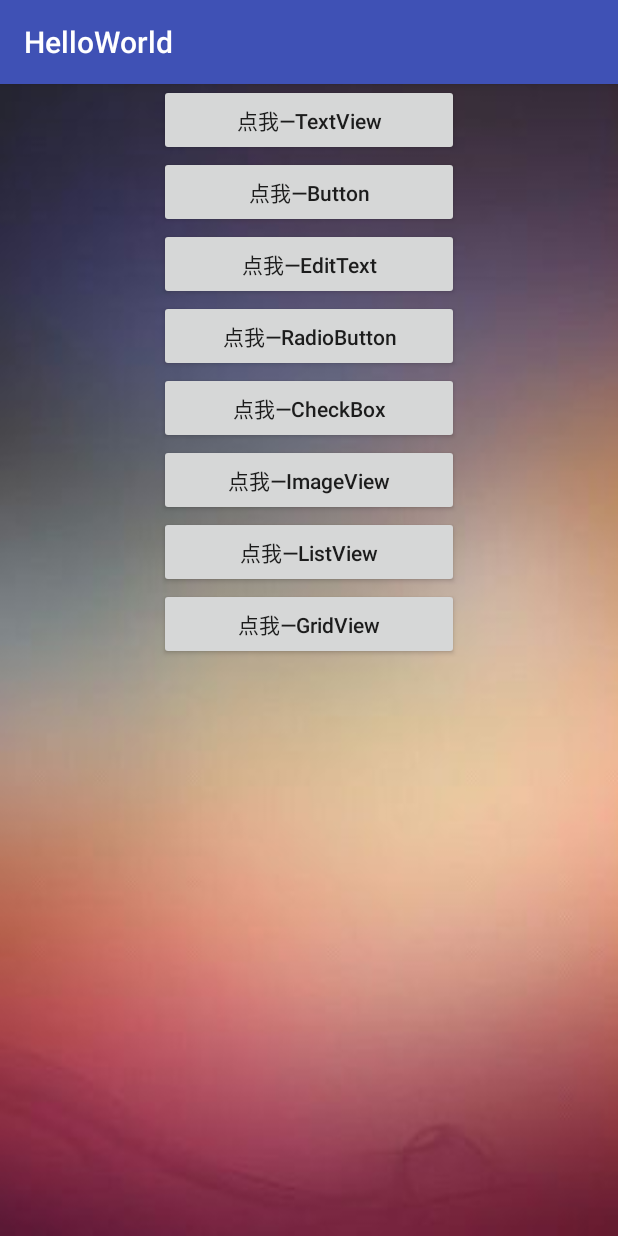
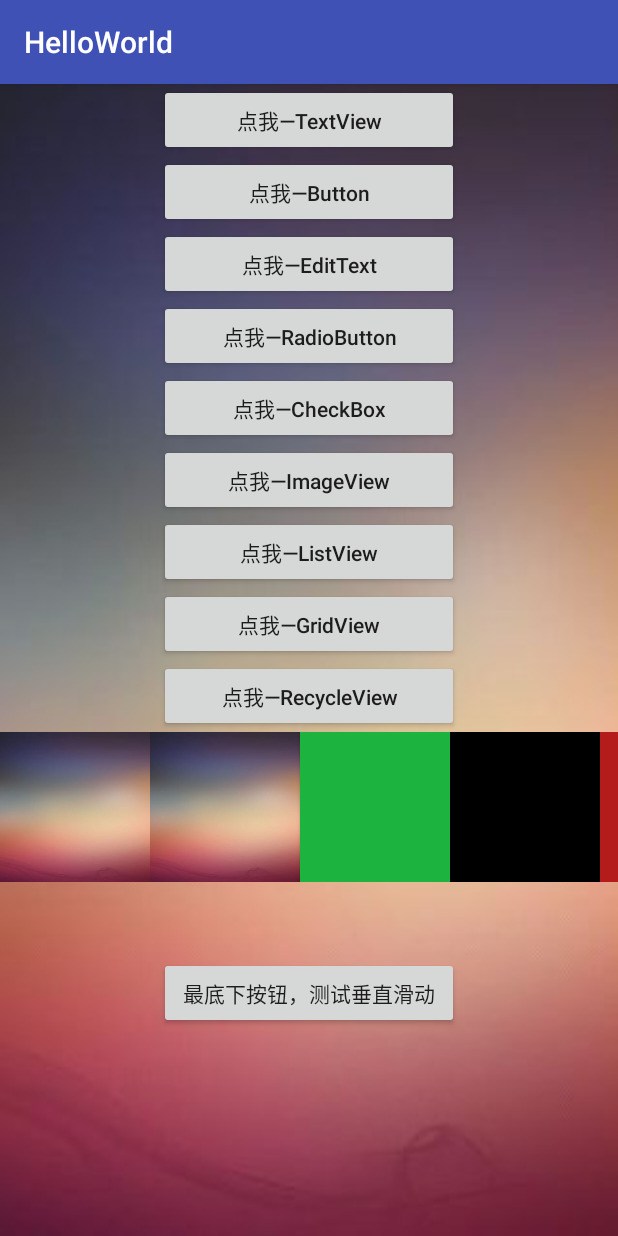
Before and after one commit to andy-liu/Automation, an Android app: the screen it shows after launch (MainActivity), on a phone screen of 412 x 824 dp. Run offline under Robolectric (Android 15) with nearby library versions, the phone set to English and light mode, and no system bars.

Commit message:
add recycleview_01

```diff
--- a/HelloWorld/app/build.gradle
+++ b/HelloWorld/app/build.gradle
@@ -34,4 +34,5 @@ dependencies {
     })
     compile 'com.github.bumptech.glide:glide:4.2.0'
     annotationProcessor 'com.github.bumptech.glide:compiler:4.2.0'
+    compile 'com.android.support:design:26.1.0'
 }
--- a/HelloWorld/app/src/main/AndroidManifest.xml
+++ b/HelloWorld/app/src/main/AndroidManifest.xml
@@ -29,7 +29,9 @@
         <activity android:name=".TestCheckBoxActivity" />
         <activity android:name=".TestImageViewActivity" />
         <activity android:name=".listview.TestListViewActivity" />
-        <activity android:name=".gridview.TestGridViewActivity"></activity>
+        <activity android:name=".gridview.TestGridViewActivity" />
+        <activity android:name=".recycleview.RecycleViewActivity" />
+        <activity android:name=".recycleview.LinearRecycleViewActivity"></activity>
     </application>
 
 </manifest>
--- a/HelloWorld/app/src/main/java/com/liuguoping/helloworld/MainActivity.java
+++ b/HelloWorld/app/src/main/java/com/liuguoping/helloworld/MainActivity.java
@@ -8,6 +8,7 @@ import android.widget.Button;
 
 import com.liuguoping.helloworld.gridview.TestGridViewActivity;
 import com.liuguoping.helloworld.listview.TestListViewActivity;
+import com.liuguoping.helloworld.recycleview.RecycleViewActivity;
 
 public class MainActivity extends AppCompatActivity {
     private Button myBtn;
@@ -18,6 +19,7 @@ public class MainActivity extends AppCompatActivity {
     private Button myBtn_6;
     private Button myBtn_7;
     private Button myBtn_8;
+    private Button myBtn_10;
 
     @Override
     protected void onCreate(Bundle savedInstanceState) {
@@ -31,6 +33,7 @@ public class MainActivity extends AppCompatActivity {
         myBtn_6 = findViewById(R.id.button_6);
         myBtn_7 = findViewById(R.id.button_7);
         myBtn_8 = findViewById(R.id.button_8);
+        myBtn_10= findViewById(R.id.button_10);
         setListenerForButton();
     }
 
@@ -44,6 +47,7 @@ public class MainActivity extends AppCompatActivity {
         myBtn_6.setOnClickListener(operationOnClick);
         myBtn_7.setOnClickListener(operationOnClick);
         myBtn_8.setOnClickListener(operationOnClick);
+        myBtn_10.setOnClickListener(operationOnClick);
     }
 
     private class OperationOnClick implements View.OnClickListener {
@@ -83,6 +87,10 @@ public class MainActivity extends AppCompatActivity {
                     myIntent = new Intent(MainActivity.this, TestGridViewActivity.class);
                     startActivity(myIntent);
                     break;
+                case R.id.button_10:
+                    myIntent = new Intent(MainActivity.this, RecycleViewActivity.class);
+                    startActivity(myIntent);
+                    break;
             }
         }
     }
--- a/HelloWorld/app/src/main/res/layout/activity_main.xml
+++ b/HelloWorld/app/src/main/res/layout/activity_main.xml
@@ -1,12 +1,16 @@
 <?xml version="1.0" encoding="utf-8"?>
-<LinearLayout xmlns:android="http://schemas.android.com/apk/res/android"
+<ScrollView xmlns:android="http://schemas.android.com/apk/res/android"
     xmlns:app="http://schemas.android.com/apk/res-auto"
     xmlns:tools="http://schemas.android.com/tools"
     android:layout_width="match_parent"
     android:layout_height="match_parent"
-    android:orientation="vertical"
     tools:context="com.liuguoping.helloworld.MainActivity"
     android:background="@drawable/bg_01">
+    <LinearLayout
+        android:layout_width="match_parent"
+        android:layout_height="wrap_content"
+        android:orientation="vertical"
+        >
         <Button
             android:id="@+id/button_1"
             android:layout_width="200dp"
@@ -71,4 +75,58 @@
             android:textAllCaps="false"
             android:layout_gravity="center"
             />
+        <Button
+            android:id="@+id/button_10"
+            android:layout_width="200dp"
+            android:layout_height="wrap_content"
+            android:text="点我—RecycleView"
+            android:textAllCaps="false"
+            android:layout_gravity="center"
+            />
+        <HorizontalScrollView
+            android:layout_width="wrap_content"
+            android:layout_height="wrap_content"
+            >
+            <LinearLayout
+                android:layout_width="wrap_content"
+                android:layout_height="wrap_content"
+                android:orientation="horizontal">
+                <ImageView
+                    android:id="@+id/img_1"
+                    android:layout_width="100dp"
+                    android:layout_height="100dp"
+                    android:scaleType="centerCrop"
+                    android:background="@drawable/bg_01"/>
+
+                <ImageView
+                    android:id="@+id/img_2"
+                    android:layout_width="100dp"
+                    android:layout_height="100dp"
+                    android:scaleType="centerCrop"
+                    android:background="@drawable/bg_01"/>
+                <Button
+                    android:layout_width="100dp"
+                    android:layout_height="100dp"
+                    android:background="#1cb43f"/>
+                <Button
+                    android:layout_width="100dp"
+                    android:layout_height="100dp"
+                    android:background="#000000" />
+                <Button
+                    android:layout_width="100dp"
+                    android:layout_height="100dp"
+                    android:background="#b41c1c"/>
             </LinearLayout>
+        </HorizontalScrollView>
+        <Button
+            android:id="@+id/button_9"
+            android:layout_width="200dp"
+            android:layout_marginTop="50dp"
+            android:layout_height="wrap_content"
+            android:text="最底下按钮，测试垂直滑动"
+            android:textAllCaps="false"
+            android:layout_gravity="center"
+            />
+    </LinearLayout>
+
+</ScrollView>
--- a/HelloWorld/app/src/main/res/layout/grid_item.xml
+++ b/HelloWorld/app/src/main/res/layout/grid_item.xml
@@ -15,5 +15,4 @@
         android:layout_height="wrap_content"
         android:gravity="center"
         android:textColor="#000000"/>
-
 </LinearLayout>
```
Also changed, not shown: HelloWorld/app/src/main/java/com/liuguoping/helloworld/recycleview/LinearRecycleViewActivity.java (added, +26 -0 lines), HelloWorld/app/src/main/java/com/liuguoping/helloworld/recycleview/LinearRecycleViewAdapter.java (added, +60 -0 lines), HelloWorld/app/src/main/java/com/liuguoping/helloworld/recycleview/RecycleViewActivity.java (added, +26 -0 lines), HelloWorld/app/src/main/res/layout/activity_linear_recycle_view.xml (added, +16 -0 lines), HelloWorld/app/src/main/res/layout/activity_recycle_view.xml (added, +17 -0 lines), HelloWorld/app/src/main/res/layout/linear_recycle_item.xml (added, +22 -0 lines). Lines whose indentation alone changed are shown as unchanged.
